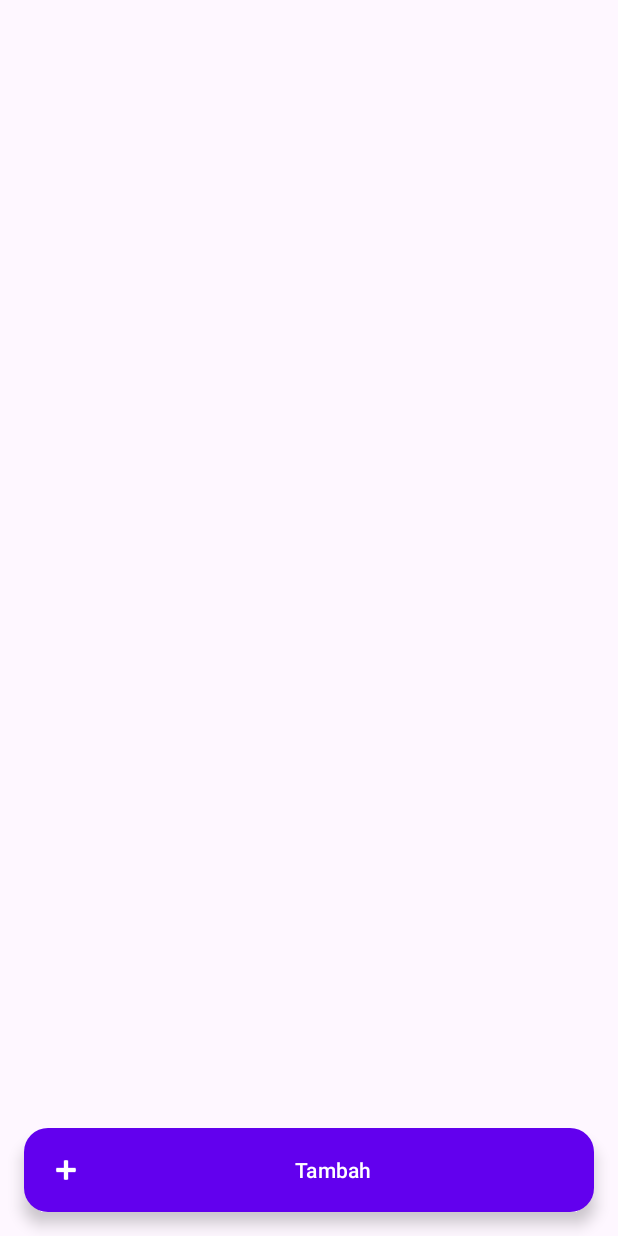
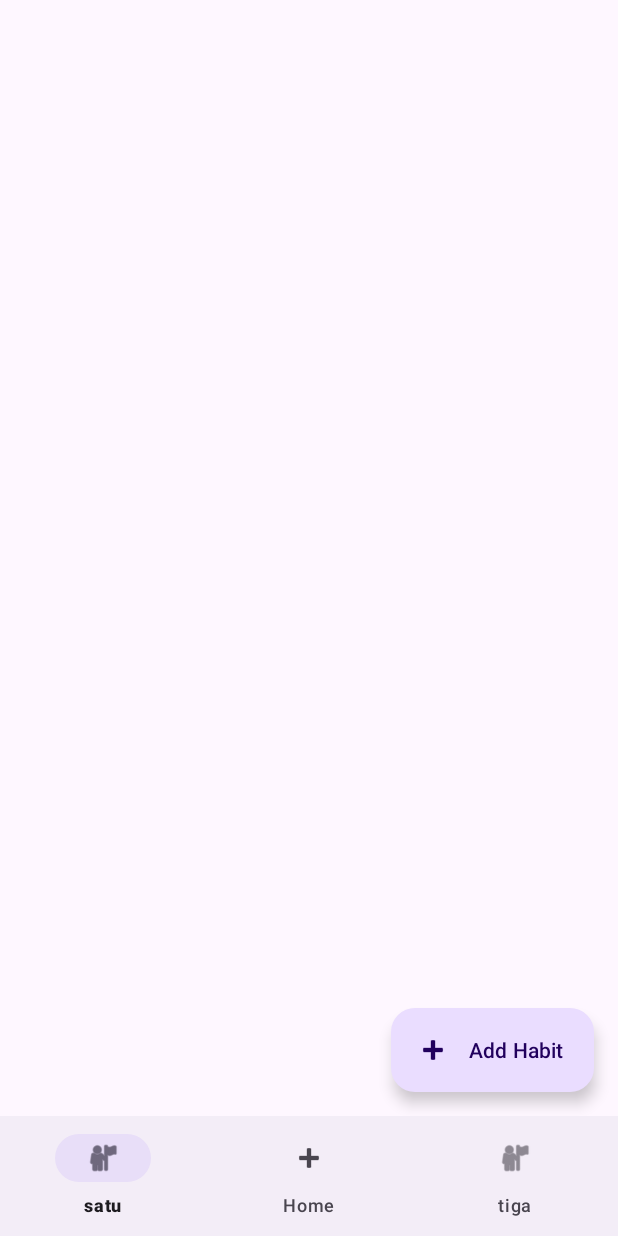
Before and after one commit to ivy799/HabbitTracker-Mobile-App, an Android app: the screen it shows after launch (MainActivity), on a phone screen of 412 x 824 dp. Run offline under Robolectric (Android 15) with nearby library versions, the phone set to English and light mode, and no system bars.

Commit message:
FIX : minor fix

```diff
--- a/app/src/main/java/com/example/habbittracker/Activities/MainActivity.java
+++ b/app/src/main/java/com/example/habbittracker/Activities/MainActivity.java
@@ -1,47 +1,20 @@
 package com.example.habbittracker.Activities;
 
-import android.content.Context;
-import android.content.Intent;
-import android.database.Cursor;
 import android.os.Bundle;
-import android.os.Handler;
-import android.os.Looper;
-import android.provider.ContactsContract;
-import android.widget.Button;
 
 import androidx.activity.EdgeToEdge;
 import androidx.appcompat.app.AppCompatActivity;
 import androidx.core.graphics.Insets;
 import androidx.core.view.ViewCompat;
 import androidx.core.view.WindowInsetsCompat;
-import androidx.recyclerview.widget.LinearLayoutManager;
-import androidx.recyclerview.widget.RecyclerView;
+import androidx.fragment.app.Fragment;
+import androidx.fragment.app.FragmentTransaction;
 
-import com.example.habbittracker.Adapters.HabitAdapter;
-import com.example.habbittracker.Database_config.DatabaseHelper;
-import com.example.habbittracker.Database_config.Habit.HabitHelper;
-import com.example.habbittracker.Database_config.Habit.HabitMappingHelper;
-import com.example.habbittracker.Database_config.HabitLogs.HabitLogHelper;
-import com.example.habbittracker.Models.Habit;
+import com.example.habbittracker.Fragment.HomeFragment;
 import com.example.habbittracker.R;
-import com.google.android.material.floatingactionbutton.ExtendedFloatingActionButton;
-
-import java.lang.ref.WeakReference;
-import java.text.ParseException;
-import java.util.ArrayList;
-import java.util.concurrent.ExecutorService;
-import java.util.concurrent.Executors;
+import com.google.android.material.bottomnavigation.BottomNavigationView;
 
 public class MainActivity extends AppCompatActivity {
-
-    private static final int REQUEST_ADD = 100;
-    private static final int REQUEST_UPDATE = 200;
-    RecyclerView rvHabit;
-    private ExtendedFloatingActionButton fabAdd;
-    private HabitAdapter adapter;
-    private HabitHelper habitHelper;
-
-
 
     @Override
     protected void onCreate(Bundle savedInstanceState) {
@@ -54,106 +27,48 @@ public class MainActivity extends AppCompatActivity {
             return insets;
         });
 
-        if (getSupportActionBar() != null){
+        if (getSupportActionBar() != null) {
             getSupportActionBar().setTitle("Habit Tracker");
         }
 
-        DatabaseHelper dbHelper = new DatabaseHelper(this);
-        HabitLogHelper.getInstance(dbHelper).open();
+        // Setup bottom navigation (jika diperlukan)
+        setupBottomNavigation();
 
-        rvHabit = findViewById(R.id.rv_habits);
-        fabAdd = findViewById(R.id.fab_add);
-
-
-        rvHabit.setLayoutManager(new LinearLayoutManager(this));
-        adapter = new HabitAdapter(this);
-        rvHabit.setAdapter(adapter);
-        habitHelper = HabitHelper.getInstance(getApplicationContext());
-
-        fabAdd.setOnClickListener(v ->{
-            Intent intent = new Intent(MainActivity.this, HabitFormActivity.class);
-            startActivityForResult(intent, REQUEST_ADD);
-        });
-
-        habitHelper.open();
-        loadData();
+        // Tampilkan HomeFragment sebagai fragment awal
+        if (savedInstanceState == null) {
+            loadFragment(new HomeFragment());
+        }
     }
 
-    private void loadData(){
-        new LoadHabitsAsync(this, habits -> {
-            if (!habits.isEmpty()) {
-                adapter.setListHabits(habits);
-                adapter.notifyDataSetChanged();
-            } else {
-                adapter.setListHabits(new ArrayList<>());
-                adapter.notifyDataSetChanged();
-            }
-        }).execute();
+    private void setupBottomNavigation() {
+        BottomNavigationView bottomNavigationView = findViewById(R.id.bottom_navigation);
+        if (bottomNavigationView != null) {
+            bottomNavigationView.setOnItemSelectedListener(item -> {
+                Fragment fragment = null;
+                int itemId = item.getItemId();
+
+                if (itemId == R.id.nav_home) {
+                    fragment = new HomeFragment();
+                }
+                // Tambahkan menu item lain sesuai kebutuhan
+                // else if (itemId == R.id.nav_statistics) {
+                //     fragment = new StatisticsFragment();
+                // } else if (itemId == R.id.nav_settings) {
+                //     fragment = new SettingsFragment();
+                // }
+
+                if (fragment != null) {
+                    loadFragment(fragment);
+                    return true;
+                }
+                return false;
+            });
+        }
     }
 
-    @Override
-    protected void onActivityResult(int requestCode, int resultCode, Intent data) {
-        super.onActivityResult(requestCode, resultCode, data);
-
-        if (requestCode == REQUEST_ADD) {
-            if (resultCode == HabitFormActivity.RESULT_ADD) {
-                loadData();
-            }
-        } else if (requestCode == REQUEST_UPDATE) {
-            if (resultCode == HabitFormActivity.RESULT_UPDATE) {
-                loadData();
-            } else if (resultCode == HabitFormActivity.RESULT_DELETE) {
-                loadData();
-            }
-        }
-    }
-    @Override
-    protected void onDestroy() {
-        super.onDestroy();
-        habitHelper.close();
-    }
-    private static class LoadHabitsAsync {
-        private final WeakReference<Context> weakContext;
-        private final WeakReference<LoadHabitsCallback> weakCallback;
-
-        private LoadHabitsAsync(Context context, LoadHabitsCallback callback) {
-            weakContext = new WeakReference<>(context);
-            weakCallback = new WeakReference<>(callback);
-        }
-
-        void execute() {
-            ExecutorService executor = Executors.newSingleThreadExecutor();
-            Handler handler = new Handler(Looper.getMainLooper());
-
-            executor.execute(() -> {
-                Context context = weakContext.get();
-                if (context != null) {
-                    HabitHelper studentHelper = HabitHelper.getInstance(context);
-                    studentHelper.open();
-
-                    Cursor habitCursor = studentHelper.queryAll();
-                    ArrayList<Habit> habits = null;
-                    try {
-                        habits = HabitMappingHelper.mapCursorToArrayList(habitCursor);
-                    } catch (ParseException e) {
-                        throw new RuntimeException(e);
-                    }
-
-                    habitCursor.close();
-
-                    ArrayList<Habit> finalHabits = habits;
-                    handler.post(() -> {
-                        LoadHabitsCallback callback = weakCallback.get();
-                        if (callback != null) {
-                            callback.postExecute(finalHabits);
-                        }
-                    });
-                }
-            });
-        }
-
-        interface LoadHabitsCallback {
-            void postExecute(ArrayList<Habit> habits);
-        }
+    private void loadFragment(Fragment fragment) {
+        FragmentTransaction transaction = getSupportFragmentManager().beginTransaction();
+        transaction.replace(R.id.fragment_container, fragment);
+        transaction.commit();
     }
 }
--- a/app/src/main/java/com/example/habbittracker/Database_config/Habit/HabitHelper.java
+++ b/app/src/main/java/com/example/habbittracker/Database_config/Habit/HabitHelper.java
@@ -10,12 +10,14 @@ import com.example.habbittracker.Database_config.DatabaseHelper;
 
 public class HabitHelper {
     public static final String TABLE_NAME = HabitDatabaseContract.table_name;
-    public static DatabaseHelper databaseHelper;
-    public static SQLiteDatabase sqLiteDatabase;
+    private static DatabaseHelper databaseHelper;
+    private static SQLiteDatabase sqLiteDatabase;
     public static volatile HabitHelper instance;
+    private boolean isOpen = false;
 
-    public HabitHelper(Context context) {
-        databaseHelper = new DatabaseHelper(context);
+    private HabitHelper(Context context) {
+        // Gunakan applicationContext untuk menghindari memory leak
+        databaseHelper = new DatabaseHelper(context.getApplicationContext());
     }
 
     public static HabitHelper getInstance(Context context) {
@@ -29,18 +31,34 @@ public class HabitHelper {
         return instance;
     }
 
-    public void open(){
-        sqLiteDatabase = databaseHelper.getWritableDatabase();
+    public void open() {
+        if (!isOpen || sqLiteDatabase == null || !sqLiteDatabase.isOpen()) {
+            sqLiteDatabase = databaseHelper.getWritableDatabase();
+            isOpen = true;
+        }
     }
 
     public void close() {
-        databaseHelper.close();
-        if (sqLiteDatabase.isOpen()) {
+        if (isOpen && sqLiteDatabase != null && sqLiteDatabase.isOpen()) {
             sqLiteDatabase.close();
+            isOpen = false;
+        }
+    }
+
+    // Cek apakah database terbuka
+    public boolean isOpen() {
+        return isOpen && sqLiteDatabase != null && sqLiteDatabase.isOpen();
+    }
+
+    // Metode untuk memastikan database terbuka sebelum operasi database
+    private void ensureOpen() {
+        if (!isOpen()) {
+            open();
         }
     }
 
     public Cursor queryAll() {
+        ensureOpen();
         return sqLiteDatabase.query(
                 TABLE_NAME,
                 null,
@@ -53,6 +71,7 @@ public class HabitHelper {
     }
 
     public Cursor search(String keyword) {
+        ensureOpen();
         return sqLiteDatabase.query(
                 TABLE_NAME,
                 null,
@@ -65,16 +84,19 @@ public class HabitHelper {
     }
 
     public long insert(ContentValues values) {
+        ensureOpen();
         return sqLiteDatabase.insert(TABLE_NAME, null, values);
     }
 
     public long update(String id, ContentValues values) {
+        ensureOpen();
         return sqLiteDatabase.update(TABLE_NAME, values,
                 HabitDatabaseContract.habitColumns._ID + " = ?",
                 new String[]{id});
     }
 
     public long deleteById(String id) {
+        ensureOpen();
         return sqLiteDatabase.delete(TABLE_NAME,
                 HabitDatabaseContract.habitColumns._ID + " = ?",
                 new String[]{id});
--- a/app/src/main/java/com/example/habbittracker/Database_config/HabitLogs/HabitLogsMappingHelper.java
+++ b/app/src/main/java/com/example/habbittracker/Database_config/HabitLogs/HabitLogsMappingHelper.java
@@ -19,7 +19,7 @@ public class HabitLogsMappingHelper {
                     id,
                     habitId,
                     date != null ? java.sql.Date.valueOf(date) : null, // Convert String to Date
-                    status != null && status.equals("1") // Convert String to boolean
+                    status != null ? Integer.parseInt(status) : 0 // Convert String to int
             ));
         }
         return habitLogs;
--- /dev/null
+++ b/app/src/main/java/com/example/habbittracker/Fragment/HomeFragment.java
@@ -0,0 +1,183 @@
+package com.example.habbittracker.Fragment;
+
+import android.content.Context;
+import android.content.Intent;
+import android.database.Cursor;
+import android.os.Bundle;
+import android.os.Handler;
+import android.os.Looper;
+import android.view.LayoutInflater;
+import android.view.View;
+import android.view.ViewGroup;
+
+import androidx.annotation.NonNull;
+import androidx.annotation.Nullable;
+import androidx.fragment.app.Fragment;
+import androidx.recyclerview.widget.LinearLayoutManager;
+import androidx.recyclerview.widget.RecyclerView;
+
+import com.example.habbittracker.Activities.HabitFormActivity;
+import com.example.habbittracker.Adapters.HabitAdapter;
+import com.example.habbittracker.Database_config.DatabaseHelper;
+import com.example.habbittracker.Database_config.Habit.HabitHelper;
+import com.example.habbittracker.Database_config.Habit.HabitMappingHelper;
+import com.example.habbittracker.Database_config.HabitLogs.HabitLogHelper;
+import com.example.habbittracker.Models.Habit;
+import com.example.habbittracker.R;
+import com.google.android.material.floatingactionbutton.ExtendedFloatingActionButton;
+
+import java.lang.ref.WeakReference;
+import java.text.ParseException;
+import java.util.ArrayList;
+import java.util.concurrent.ExecutorService;
+import java.util.concurrent.Executors;
+
+public class HomeFragment extends Fragment {
+
+    private static final int REQUEST_ADD = 100;
+    private static final int REQUEST_UPDATE = 200;
+    private RecyclerView rvHabit;
+    private ExtendedFloatingActionButton fabAdd;
+    private HabitAdapter adapter;
+    private HabitHelper habitHelper;
+
+    public HomeFragment() {
+        // Required empty public constructor
+    }
+
+    public static HomeFragment newInstance() {
+        return new HomeFragment();
+    }
+
+    @Override
+    public void onCreate(Bundle savedInstanceState) {
+        super.onCreate(savedInstanceState);
+        // Inisialisasi database
+        DatabaseHelper dbHelper = new DatabaseHelper(requireContext());
+        HabitLogHelper.getInstance(dbHelper).open();
+
+        // Inisialisasi helper
+        habitHelper = HabitHelper.getInstance(requireContext());
+    }
+
+    @Override
+    public void onResume() {
+        super.onResume();
+
+        habitHelper.open();
+        loadData();
+    }
+
+    @Override
+    public void onPause() {
+        super.onPause();
+        habitHelper.close();
+    }
+
+    @Override
+    public View onCreateView(LayoutInflater inflater, ViewGroup container,Bundle savedInstanceState) {
+        return inflater.inflate(R.layout.fragment_home, container, false);
+    }
+
+    @Override
+    public void onViewCreated(@NonNull View view, @Nullable Bundle savedInstanceState) {
+        super.onViewCreated(view, savedInstanceState);
+
+        // Setup views
+        rvHabit = view.findViewById(R.id.rv_habits);
+        fabAdd = view.findViewById(R.id.fab_add);
+
+        // Setup RecyclerView
+        rvHabit.setLayoutManager(new LinearLayoutManager(requireContext()));
+        adapter = new HabitAdapter(requireActivity());
+        rvHabit.setAdapter(adapter);
+
+        // Setup FAB
+        fabAdd.setOnClickListener(v -> {
+            Intent intent = new Intent(requireActivity(), HabitFormActivity.class);
+            startActivityForResult(intent, REQUEST_ADD);
+        });
+
+        // Load data
+        loadData();
+    }
+
+    private void loadData() {
+        new LoadHabitsAsync(requireContext(), habits -> {
+            if (!habits.isEmpty()) {
+                adapter.setListHabits(habits);
+            } else {
+                adapter.setListHabits(new ArrayList<>());
+            }
+        }).execute();
+    }
+
+    @Override
+    public void onActivityResult(int requestCode, int resultCode, Intent data) {
+        super.onActivityResult(requestCode, resultCode, data);
+
+        if (requestCode == REQUEST_ADD) {
+            if (resultCode == HabitFormActivity.RESULT_ADD) {
+                loadData();
+            }
+        } else if (requestCode == REQUEST_UPDATE) {
+            if (resultCode == HabitFormActivity.RESULT_UPDATE) {
+                loadData();
+            } else if (resultCode == HabitFormActivity.RESULT_DELETE) {
+                loadData();
+            }
+        }
+    }
+
+    @Override
+    public void onDestroy() {
+        super.onDestroy();
+        //habitHelper.close();
+    }
+
+    // Inner class for async loading
+    private static class LoadHabitsAsync {
+        private final WeakReference<Context> weakContext;
+        private final WeakReference<LoadHabitsCallback> weakCallback;
+
+        private LoadHabitsAsync(Context context, LoadHabitsCallback callback) {
+            weakContext = new WeakReference<>(context);
+            weakCallback = new WeakReference<>(callback);
+        }
+
+        void execute() {
+            ExecutorService executor = Executors.newSingleThreadExecutor();
+            Handler handler = new Handler(Looper.getMainLooper());
+
+            executor.execute(() -> {
+                Context context = weakContext.get();
+                if (context != null) {
+                    HabitHelper studentHelper = HabitHelper.getInstance(context);
+                    studentHelper.open();
+
+                    Cursor habitCursor = studentHelper.queryAll();
+                    ArrayList<Habit> habits = null;
+                    try {
+                        habits = HabitMappingHelper.mapCursorToArrayList(habitCursor);
+                    } catch (ParseException e) {
+                        throw new RuntimeException(e);
+                    }
+
+                    habitCursor.close();
+
+                    ArrayList<Habit> finalHabits = habits;
+                    handler.post(() -> {
+                        LoadHabitsCallback callback = weakCallback.get();
+                        if (callback != null) {
+                            callback.postExecute(finalHabits);
+                        }
+                    });
+                }
+            });
+        }
+
+        interface LoadHabitsCallback {
+            void postExecute(ArrayList<Habit> habits);
+        }
+    }
+}
--- a/app/src/main/res/layout/activity_main.xml
+++ b/app/src/main/res/layout/activity_main.xml
@@ -7,28 +7,22 @@
     android:layout_height="match_parent"
     tools:context=".Activities.MainActivity">
 
-    <androidx.recyclerview.widget.RecyclerView
-        android:id="@+id/rv_habits"
+    <FrameLayout
+        android:id="@+id/fragment_container"
         android:layout_width="match_parent"
-        android:layout_height="match_parent"
-        android:clipToPadding="false"
-        android:padding="12dp"
-        app:layout_behavior="@string/appbar_scrolling_view_behavior" />
+        android:layout_height="0dp"
+        app:layout_constraintBottom_toTopOf="@+id/bottom_navigation"
+        app:layout_constraintEnd_toEndOf="parent"
+        app:layout_constraintStart_toStartOf="parent"
+        app:layout_constraintTop_toTopOf="parent" />
 
-    <com.google.android.material.floatingactionbutton.ExtendedFloatingActionButton
-        android:id="@+id/fab_add"
+    <com.google.android.material.bottomnavigation.BottomNavigationView
+        android:id="@+id/bottom_navigation"
         android:layout_width="match_parent"
         android:layout_height="wrap_content"
-        android:layout_gravity="bottom|end"
-        android:layout_margin="16dp"
-        android:contentDescription="Tambah Catatan Baru"
-        android:text="Tambah"
-        android:textColor="#FFFFFF"
-        app:backgroundTint="@color/design_default_color_primary"
-        app:icon="@android:drawable/ic_input_add"
-        app:iconTint="#FFFFFF"
         app:layout_constraintBottom_toBottomOf="parent"
-        />
-
+        app:layout_constraintEnd_toEndOf="parent"
+        app:layout_constraintStart_toStartOf="parent"
+        app:menu="@menu/bottom_nav_menu" />
 
 </androidx.constraintlayout.widget.ConstraintLayout>
--- /dev/null
+++ b/app/src/main/res/layout/fragment_home.xml
@@ -0,0 +1,29 @@
+<?xml version="1.0" encoding="utf-8"?>
+<androidx.constraintlayout.widget.ConstraintLayout xmlns:android="http://schemas.android.com/apk/res/android"
+    xmlns:app="http://schemas.android.com/apk/res-auto"
+    xmlns:tools="http://schemas.android.com/tools"
+    android:layout_width="match_parent"
+    android:layout_height="match_parent"
+    tools:context=".Fragment.HomeFragment">
+
+    <androidx.recyclerview.widget.RecyclerView
+        android:id="@+id/rv_habits"
+        android:layout_width="match_parent"
+        android:layout_height="match_parent"
+        app:layout_constraintBottom_toBottomOf="parent"
+        app:layout_constraintEnd_toEndOf="parent"
+        app:layout_constraintStart_toStartOf="parent"
+        app:layout_constraintTop_toTopOf="parent"
+        tools:listitem="@layout/habit_item" />
+
+    <com.google.android.material.floatingactionbutton.ExtendedFloatingActionButton
+        android:id="@+id/fab_add"
+        android:layout_width="wrap_content"
+        android:layout_height="wrap_content"
+        android:layout_margin="16dp"
+        android:text="Add Habit"
+        app:icon="@android:drawable/ic_input_add"
+        app:layout_constraintBottom_toBottomOf="parent"
+        app:layout_constraintEnd_toEndOf="parent" />
+
+</androidx.constraintlayout.widget.ConstraintLayout>
--- /dev/null
+++ b/app/src/main/res/menu/bottom_nav_menu.xml
@@ -0,0 +1,11 @@
+<?xml version="1.0" encoding="utf-8"?>
+<menu xmlns:android="http://schemas.android.com/apk/res/android">
+    <item android:id="@+id/satu"
+        android:icon="@android:drawable/ic_menu_myplaces"
+        android:title="satu"/>
+    <item android:id="@+id/nav_home"
+        android:icon="@android:drawable/ic_input_add" android:title="Home"/>
+    <item android:id="@+id/tiga"
+        android:icon="@android:drawable/ic_menu_myplaces"
+        android:title="tiga"/>
+</menu>
--- a/app/src/main/res/values/strings.xml
+++ b/app/src/main/res/values/strings.xml
@@ -14,4 +14,6 @@
         <item>Olahraga</item>
         <item>produktivitas</item>
     </string-array>
+    <!-- TODO: Remove or change this placeholder text -->
+    <string name="hello_blank_fragment">Hello blank fragment</string>
 </resources>
```
Also changed, not shown: app/src/main/java/com/example/habbittracker/Adapters/HabitAdapter.java (+27 -0 lines), app/src/main/java/com/example/habbittracker/Models/HabitLog.java (+6 -6 lines).
